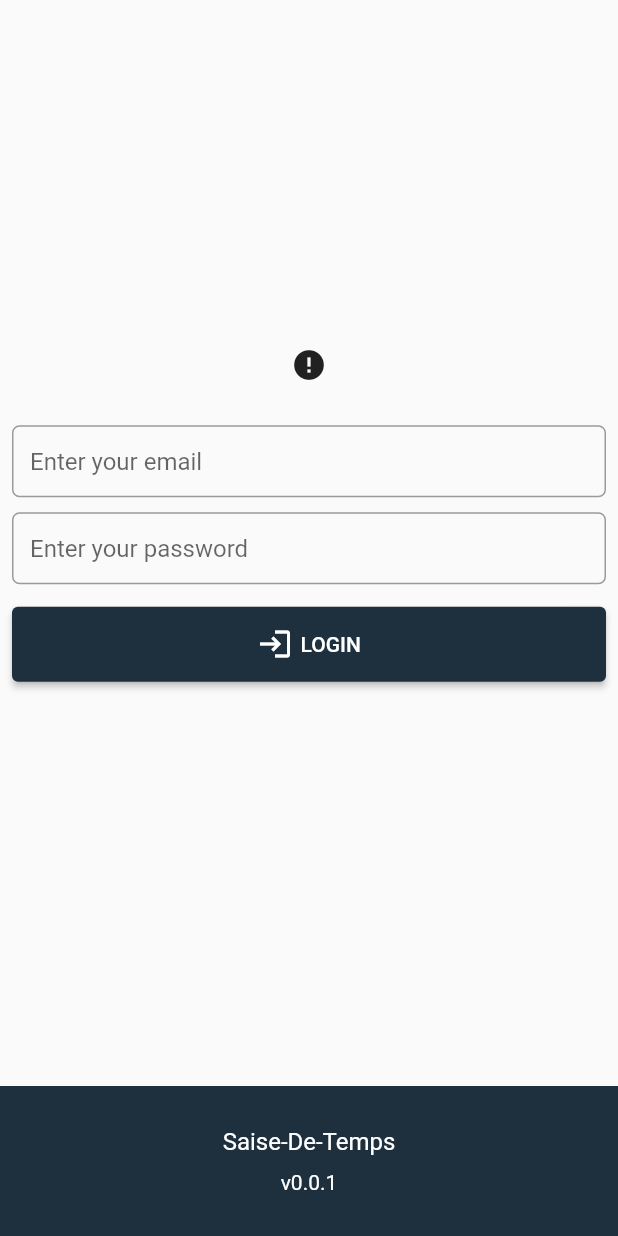
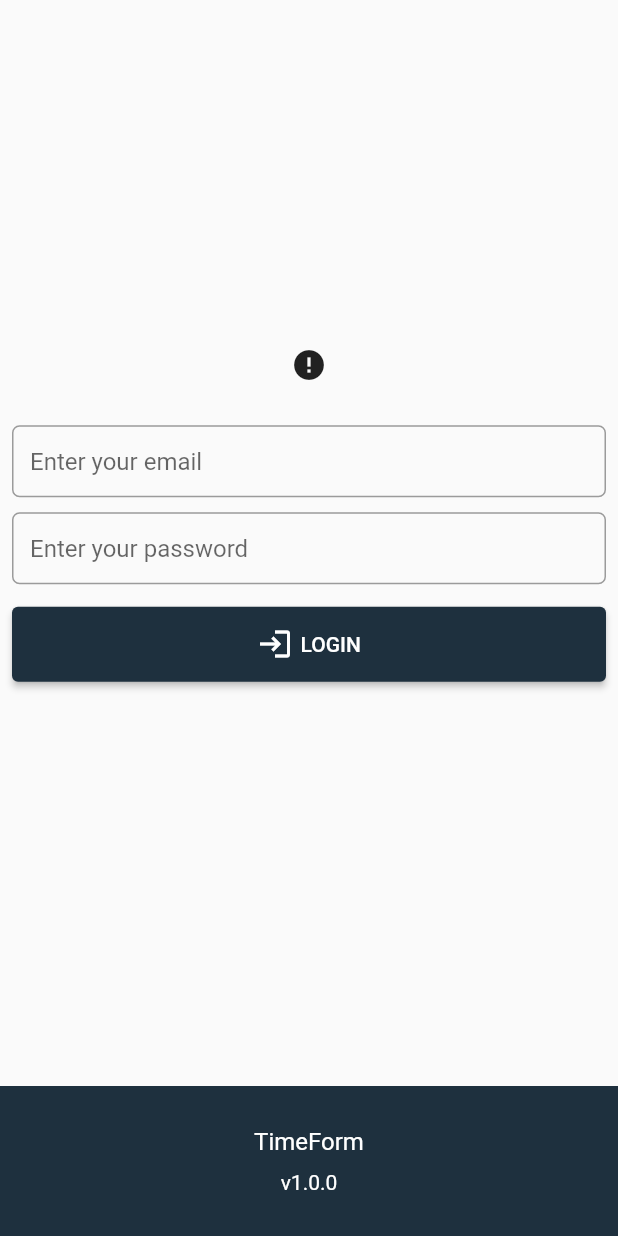
Before and after one commit to innovationstechn/saise_de_temps, a Flutter app: the screen it shows after launch, on a phone screen of 412 x 824 dp. Run offline on Flutter 3.47's test engine with Material 2 defaults, Android fonts, the phone set to English and light mode, and no system bars; drawn by our look-alikes of cached_network_image; our stand-ins replace dio, flutter_datetime_picker, hive, mask_text_input_formatter, sizer, stacked; missing offline and left inert: regexed_validator; accounts and stored records are empty; network calls fail.

Commit message:
Changed the name of the application and added a suffix icon to time fields in the app.

```diff
--- a/lib/pages/form/form_view.dart
+++ b/lib/pages/form/form_view.dart
@@ -1,4 +1,5 @@
 import 'package:flutter/material.dart';
+import 'package:intl/intl.dart';
 import 'package:saise_de_temps/constants/colors.dart';
 import 'package:saise_de_temps/models/checkbox_options_model.dart';
 import 'package:saise_de_temps/models/form_element_model.dart';
@@ -73,6 +74,9 @@ class FormView extends StatelessWidget {
                                   return TimeSelectionFormField(
                                     question: item,
                                     context: context,
+                                    initialValue: DateFormat("H'h'm'm'").format(
+                                      DateTime.now(),
+                                    ),
                                   );
                                 case FormElementType.multiple:
                                   return DropDownFormField(
@@ -243,14 +247,14 @@ class FormView extends StatelessWidget {
           mainAxisAlignment: MainAxisAlignment.center,
           children: const [
             Text(
-              'Saise-De-Temps',
+              'TimeForm',
               style: TextStyle(color: Colors.white, fontSize: 16),
             ),
             SizedBox(
               height: 10,
             ),
             Text(
-              'v0.0.1',
+              'v1.0.0',
               style: TextStyle(color: Colors.white, fontSize: 14),
             ),
           ],
--- a/lib/pages/login/login_view.dart
+++ b/lib/pages/login/login_view.dart
@@ -308,14 +308,14 @@ class _LoginViewState extends State<LoginView> {
           mainAxisAlignment: MainAxisAlignment.center,
           children: const [
             Text(
-              'Saise-De-Temps',
+              'TimeForm',
               style: TextStyle(color: Colors.white, fontSize: 16),
             ),
             SizedBox(
               height: 10,
             ),
             Text(
-              'v0.0.1',
+              'v1.0.0',
               style: TextStyle(color: Colors.white, fontSize: 14),
             ),
           ],
--- a/pubspec.yaml
+++ b/pubspec.yaml
@@ -48,6 +48,7 @@ dependencies:
   regexed_validator: ^2.0.0+1
   mask_text_input_formatter: ^2.1.0
   cached_network_image: ^3.2.0
+  rename: ^2.0.1
 
   # The following adds the Cupertino Icons font to your application.
   # Use with the CupertinoIcons class for iOS style icons.
```
Also changed, not shown: lib/widgets/time_form_widget.dart (+21 -17 lines), pubspec.lock, 2 other files.
